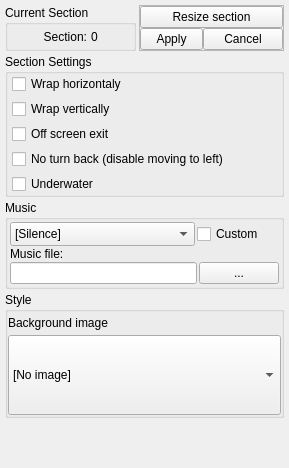
First picture: the form in Editor/main_window/dock/lvl_sctc_props.ui, repository WohlSoft/Moondust-Project, before the edit.
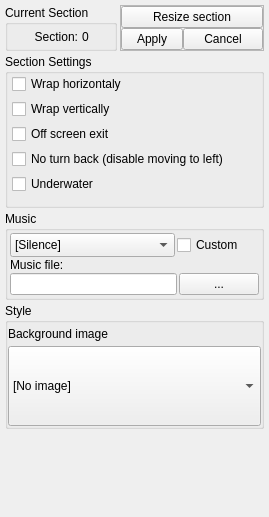
Second picture: the form after the edit. Icons and pictures are not drawn.

Commit message: Editor: Section Extra Settings Every section now has extra settings support which can be used from "lvl_section.json" file placed in a root of config pack.

```diff
--- a/Editor/main_window/dock/lvl_sctc_props.ui
+++ b/Editor/main_window/dock/lvl_sctc_props.ui
@@ -6,8 +6,8 @@
    <rect>
     <x>0</x>
     <y>0</y>
-    <width>289</width>
-    <height>468</height>
+    <width>269</width>
+    <height>517</height>
    </rect>
   </property>
   <property name="focusPolicy">
@@ -24,7 +24,7 @@
    <string>Section Settings</string>
   </property>
   <widget class="QWidget" name="dockWidgetContents">
-   <layout class="QGridLayout" name="gridLayout_4">
+   <layout class="QGridLayout" name="gridLayout_4" rowstretch="0,0,0,0,100">
     <property name="leftMargin">
      <number>5</number>
     </property>
@@ -40,114 +40,6 @@
     <property name="spacing">
      <number>3</number>
     </property>
-    <item row="2" column="0" colspan="2">
-     <widget class="QGroupBox" name="LVLPropMusicGr">
-      <property name="sizePolicy">
-       <sizepolicy hsizetype="Preferred" vsizetype="Minimum">
-        <horstretch>0</horstretch>
-        <verstretch>0</verstretch>
-       </sizepolicy>
-      </property>
-      <property name="minimumSize">
-       <size>
-        <width>0</width>
-        <height>83</height>
-       </size>
-      </property>
-      <property name="title">
-       <string>Music</string>
-      </property>
-      <layout class="QGridLayout" name="gridLayout_2" columnstretch="400,0,0">
-       <property name="leftMargin">
-        <number>2</number>
-       </property>
-       <property name="topMargin">
-        <number>2</number>
-       </property>
-       <property name="rightMargin">
-        <number>2</number>
-       </property>
-       <property name="bottomMargin">
-        <number>2</number>
-       </property>
-       <property name="horizontalSpacing">
-        <number>2</number>
-       </property>
-       <property name="verticalSpacing">
-        <number>1</number>
-       </property>
-       <item row="0" column="0">
-        <widget class="QComboBox" name="LVLPropsMusicNumber">
-         <property name="minimumSize">
-          <size>
-           <width>0</width>
-           <height>24</height>
-          </size>
-         </property>
-         <property name="focusPolicy">
-          <enum>Qt::WheelFocus</enum>
-         </property>
-         <property name="maxVisibleItems">
-          <number>50</number>
-         </property>
-         <item>
-          <property name="text">
-           <string notr="true">[Silence]</string>
-          </property>
-         </item>
-        </widget>
-       </item>
-       <item row="0" column="1" colspan="2">
-        <widget class="QCheckBox" name="LVLPropsMusicCustomEn">
-         <property name="minimumSize">
-          <size>
-           <width>0</width>
-           <height>16</height>
-          </size>
-         </property>
-         <property name="text">
-          <string comment="Flag of custom music on the level">Custom</string>
-         </property>
-         <property name="tristate">
-          <bool>false</bool>
-         </property>
-        </widget>
-       </item>
-       <item row="1" column="0" colspan="3">
-        <widget class="QLabel" name="LVLPropCMusicLbl">
-         <property name="minimumSize">
-          <size>
-           <width>0</width>
-           <height>12</height>
-          </size>
-         </property>
-         <property name="text">
-          <string>Music file:</string>
-         </property>
-         <property name="alignment">
-          <set>Qt::AlignLeading|Qt::AlignLeft|Qt::AlignVCenter</set>
-         </property>
-        </widget>
-       </item>
-       <item row="2" column="2">
-        <widget class="QPushButton" name="LVLPropsMusicCustomBrowse">
-         <property name="toolTip">
-          <string>Browse...</string>
-         </property>
-         <property name="text">
-          <string notr="true">...</string>
-         </property>
-         <property name="flat">
-          <bool>false</bool>
-         </property>
-        </widget>
-       </item>
-       <item row="2" column="0" colspan="2">
-        <widget class="QLineEdit" name="LVLPropsMusicCustom"/>
-       </item>
-      </layout>
-     </widget>
-    </item>
     <item row="0" column="0">
      <widget class="QGroupBox" name="groupBox_5">
       <property name="title">
@@ -215,6 +107,131 @@
       </layout>
      </widget>
     </item>
+    <item row="1" column="0" colspan="2">
+     <widget class="QGroupBox" name="LVLPropSettingsGrp">
+      <property name="sizePolicy">
+       <sizepolicy hsizetype="Preferred" vsizetype="Minimum">
+        <horstretch>0</horstretch>
+        <verstretch>0</verstretch>
+       </sizepolicy>
+      </property>
+      <property name="minimumSize">
+       <size>
+        <width>0</width>
+        <height>95</height>
+       </size>
+      </property>
+      <property name="title">
+       <string>Section Settings</string>
+      </property>
+      <layout class="QGridLayout" name="gridLayout_3">
+       <property name="leftMargin">
+        <number>4</number>
+       </property>
+       <property name="topMargin">
+        <number>0</number>
+       </property>
+       <property name="rightMargin">
+        <number>4</number>
+       </property>
+       <property name="bottomMargin">
+        <number>0</number>
+       </property>
+       <property name="horizontalSpacing">
+        <number>2</number>
+       </property>
+       <property name="verticalSpacing">
+        <number>5</number>
+       </property>
+       <item row="2" column="0">
+        <widget class="QCheckBox" name="LVLPropsOffScr">
+         <property name="text">
+          <string>Off screen exit</string>
+         </property>
+         <property name="tristate">
+          <bool>false</bool>
+         </property>
+        </widget>
+       </item>
+       <item row="4" column="0">
+        <widget class="QCheckBox" name="LVLPropsUnderWater">
+         <property name="text">
+          <string>Underwater</string>
+         </property>
+         <property name="tristate">
+          <bool>false</bool>
+         </property>
+        </widget>
+       </item>
+       <item row="3" column="0">
+        <widget class="QCheckBox" name="LVLPropsNoTBack">
+         <property name="text">
+          <string comment="Please, translate as &quot;One way scrolling&quot;">No turn back (disable moving to left)</string>
+         </property>
+         <property name="tristate">
+          <bool>false</bool>
+         </property>
+        </widget>
+       </item>
+       <item row="0" column="0">
+        <widget class="QCheckBox" name="LVLPropsWrapHorizontal">
+         <property name="whatsThis">
+          <string>Leaving for the screen, the player enters the screen on the other side</string>
+         </property>
+         <property name="text">
+          <string comment="This must be translated as &quot;Connect left and right sides&quot;">Wrap horizontaly</string>
+         </property>
+         <property name="tristate">
+          <bool>false</bool>
+         </property>
+        </widget>
+       </item>
+       <item row="1" column="0">
+        <widget class="QCheckBox" name="LVLPropsWrapVertical">
+         <property name="text">
+          <string>Wrap vertically</string>
+         </property>
+        </widget>
+       </item>
+       <item row="5" column="0">
+        <widget class="QFrame" name="extraSettings">
+         <property name="minimumSize">
+          <size>
+           <width>0</width>
+           <height>6</height>
+          </size>
+         </property>
+         <property name="frameShape">
+          <enum>QFrame::NoFrame</enum>
+         </property>
+         <property name="frameShadow">
+          <enum>QFrame::Plain</enum>
+         </property>
+         <property name="lineWidth">
+          <number>0</number>
+         </property>
+         <layout class="QVBoxLayout" name="verticalLayout_3">
+          <property name="spacing">
+           <number>0</number>
+          </property>
+          <property name="leftMargin">
+           <number>0</number>
+          </property>
+          <property name="topMargin">
+           <number>0</number>
+          </property>
+          <property name="rightMargin">
+           <number>0</number>
+          </property>
+          <property name="bottomMargin">
+           <number>0</number>
+          </property>
+         </layout>
+        </widget>
+       </item>
+      </layout>
+     </widget>
+    </item>
     <item row="3" column="0" colspan="2">
      <widget class="QGroupBox" name="LVLPropStyleGr">
       <property name="sizePolicy">
@@ -315,8 +332,8 @@
       </layout>
      </widget>
     </item>
-    <item row="1" column="0" colspan="2">
-     <widget class="QGroupBox" name="LVLPropSettingsGrp">
+    <item row="2" column="0" colspan="2">
+     <widget class="QGroupBox" name="LVLPropMusicGr">
       <property name="sizePolicy">
        <sizepolicy hsizetype="Preferred" vsizetype="Minimum">
         <horstretch>0</horstretch>
@@ -326,116 +343,103 @@
       <property name="minimumSize">
        <size>
         <width>0</width>
-        <height>95</height>
+        <height>83</height>
        </size>
       </property>
       <property name="title">
-       <string>Section Settings</string>
+       <string>Music</string>
       </property>
-      <layout class="QGridLayout" name="gridLayout_3">
+      <layout class="QGridLayout" name="gridLayout_2" columnstretch="400,0,0">
        <property name="leftMargin">
-        <number>4</number>
+        <number>2</number>
        </property>
        <property name="topMargin">
-        <number>0</number>
+        <number>2</number>
        </property>
        <property name="rightMargin">
-        <number>4</number>
+        <number>2</number>
        </property>
        <property name="bottomMargin">
-        <number>0</number>
+        <number>2</number>
        </property>
        <property name="horizontalSpacing">
         <number>2</number>
        </property>
        <property name="verticalSpacing">
-        <number>5</number>
+        <number>1</number>
        </property>
-       <item row="3" column="0">
-        <widget class="QCheckBox" name="LVLPropsNoTBack">
-         <property name="text">
-          <string comment="Please, translate as &quot;One way scrolling&quot;">No turn back (disable moving to left)</string>
-         </property>
-         <property name="tristate">
-          <bool>false</bool>
-         </property>
-        </widget>
-       </item>
-       <item row="2" column="0">
-        <widget class="QCheckBox" name="LVLPropsOffScr">
-         <property name="text">
-          <string>Off screen exit</string>
-         </property>
-         <property name="tristate">
-          <bool>false</bool>
-         </property>
-        </widget>
-       </item>
-       <item row="5" column="0">
-        <spacer name="verticalSpacer_2">
-         <property name="orientation">
-          <enum>Qt::Vertical</enum>
-         </property>
-         <property name="sizeType">
-          <enum>QSizePolicy::Maximum</enum>
-         </property>
-         <property name="sizeHint" stdset="0">
-          <size>
-           <width>0</width>
-           <height>0</height>
-          </size>
-         </property>
-        </spacer>
-       </item>
-       <item row="4" column="0">
-        <widget class="QCheckBox" name="LVLPropsUnderWater">
-         <property name="text">
-          <string>Underwater</string>
-         </property>
-         <property name="tristate">
-          <bool>false</bool>
-         </property>
-        </widget>
-       </item>
        <item row="0" column="0">
-        <widget class="QCheckBox" name="LVLPropsWrapHorizontal">
-         <property name="whatsThis">
-          <string>Leaving for the screen, the player enters the screen on the other side</string>
+        <widget class="QComboBox" name="LVLPropsMusicNumber">
+         <property name="minimumSize">
+          <size>
+           <width>0</width>
+           <height>24</height>
+          </size>
+         </property>
+         <property name="focusPolicy">
+          <enum>Qt::WheelFocus</enum>
+         </property>
+         <property name="maxVisibleItems">
+          <number>50</number>
+         </property>
+         <item>
+          <property name="text">
+           <string notr="true">[Silence]</string>
+          </property>
+         </item>
+        </widget>
+       </item>
+       <item row="0" column="1" colspan="2">
+        <widget class="QCheckBox" name="LVLPropsMusicCustomEn">
+         <property name="minimumSize">
+          <size>
+           <width>0</width>
+           <height>16</height>
+          </size>
          </property>
          <property name="text">
-          <string comment="This must be translated as &quot;Connect left and right sides&quot;">Wrap horizontaly</string>
+          <string comment="Flag of custom music on the level">Custom</string>
          </property>
          <property name="tristate">
           <bool>false</bool>
          </property>
         </widget>
        </item>
-       <item row="1" column="0">
-        <widget class="QCheckBox" name="LVLPropsWrapVertical">
+       <item row="1" column="0" colspan="3">
+        <widget class="QLabel" name="LVLPropCMusicLbl">
+         <property name="minimumSize">
+          <size>
+           <width>0</width>
+           <height>12</height>
+          </size>
+         </property>
          <property name="text">
-          <string>Wrap vertically</string>
+          <string>Music file:</string>
          </property>
+         <property name="alignment">
+          <set>Qt::AlignLeading|Qt::AlignLeft|Qt::AlignVCenter</set>
+         </property>
         </widget>
        </item>
+       <item row="2" column="2">
+        <widget class="QPushButton" name="LVLPropsMusicCustomBrowse">
+         <property name="toolTip">
+          <string>Browse...</string>
+         </property>
+         <property name="text">
+          <string notr="true">...</string>
+         </property>
+         <property name="flat">
+          <bool>false</bool>
+         </property>
+        </widget>
+       </item>
+       <item row="2" column="0" colspan="2">
+        <widget class="QLineEdit" name="LVLPropsMusicCustom"/>
+       </item>
       </layout>
      </widget>
     </item>
-    <item row="4" column="0" colspan="2">
-     <spacer name="verticalSpacer">
-      <property name="orientation">
-       <enum>Qt::Vertical</enum>
-      </property>
-      <property name="sizeType">
-       <enum>QSizePolicy::Expanding</enum>
-      </property>
-      <property name="sizeHint" stdset="0">
-       <size>
-        <width>0</width>
-        <height>0</height>
-       </size>
-      </property>
-     </spacer>
-    </item>
     <item row="0" column="1">
      <widget class="QFrame" name="frame">
       <property name="frameShape">
@@ -496,6 +500,22 @@
       </layout>
      </widget>
     </item>
+    <item row="4" column="0" colspan="2">
+     <spacer name="verticalSpacer">
+      <property name="orientation">
+       <enum>Qt::Vertical</enum>
+      </property>
+      <property name="sizeType">
+       <enum>QSizePolicy::Minimum</enum>
+      </property>
+      <property name="sizeHint" stdset="0">
+       <size>
+        <width>0</width>
+        <height>0</height>
+       </size>
+      </property>
+     </spacer>
+    </item>
    </layout>
   </widget>
  </widget>
```
The commit also changes 5 other files.
